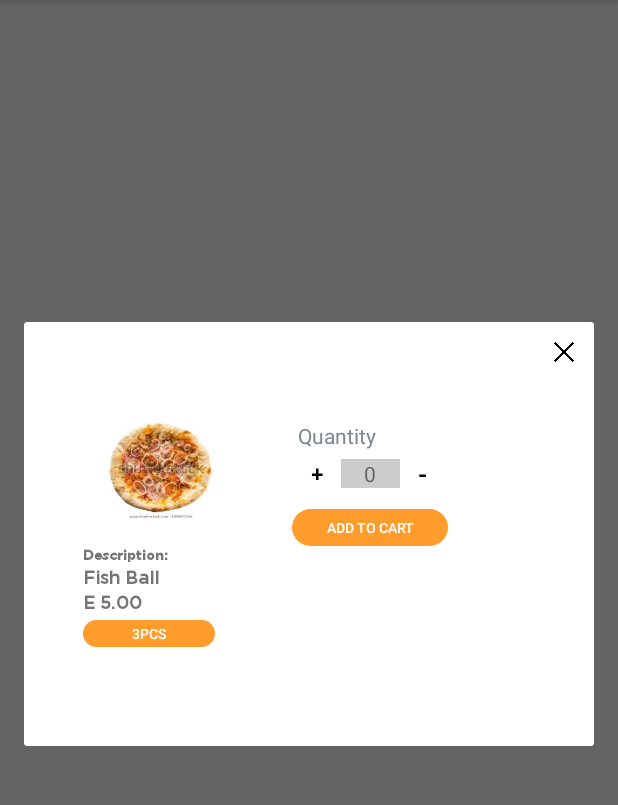
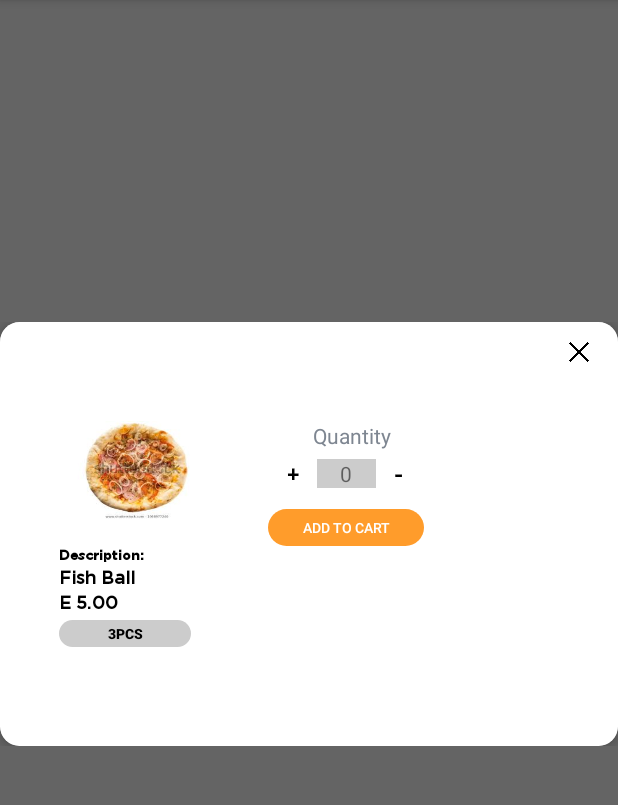
Before and after one commit to alisha-budhathoki/TakeAwayApp, an Android app: the TakeMartActivity screen opened directly, with no data from a screen before it, after a tap on "djhbdhsjd", on a phone screen of 412 x 824 dp, the part 84-889 px from its top. Run offline under Robolectric (Android 15) with nearby library versions, the phone set to English and light mode, and no system bars; our stand-ins replace sdp/ssp sizes.

Commit message:
design implementaion

```diff
--- a/app/src/main/java/com/alisha/takeawayapp/TakeMartActivity.java
+++ b/app/src/main/java/com/alisha/takeawayapp/TakeMartActivity.java
@@ -19,6 +19,7 @@ TextView sdhd;
             @Override
             public void onClick(View v) {
                 CustomDialogClass cdd = new CustomDialogClass(TakeMartActivity.this);
+                cdd.getWindow().setBackgroundDrawable(new ColorDrawable(Color.TRANSPARENT));
 //                cdd.getWindow().setBackgroundDrawable(new ColorDrawable(Color.TRANSPARENT));
                 cdd.show();
             }
--- /dev/null
+++ b/app/src/main/res/drawable/bg_transparent_rounded.xml
@@ -0,0 +1,5 @@
+<?xml version="1.0" encoding="utf-8"?>
+<shape xmlns:android="http://schemas.android.com/apk/res/android">
+    <corners android:radius="10dp" />
+    <solid android:color="#b5ffffff" />
+</shape>
--- /dev/null
+++ b/app/src/main/res/drawable/grey_round.xml
@@ -0,0 +1,19 @@
+<?xml version="1.0" encoding="utf-8"?>
+<layer-list xmlns:android="http://schemas.android.com/apk/res/android">
+    <!-- First part is a gradient -->
+    <item android:left="0dp" android:right="0dp">
+        <shape android:shape="rectangle">
+            <corners android:radius="5dip" />
+
+
+        </shape>
+    </item>
+    <!-- Second part is plain color. Slightly transparent -->
+    <item android:top="1sp" android:bottom="1sp" >
+        <shape android:shape="rectangle">
+            <corners android:radius="20dip" />
+            <solid android:color="@color/lightGrey"/>
+        </shape>
+
+    </item>
+</layer-list>
--- a/app/src/main/res/layout/popup_take_mart.xml
+++ b/app/src/main/res/layout/popup_take_mart.xml
@@ -6,12 +6,15 @@
     android:layout_width="match_parent"
     android:layout_height="wrap_content"
     app:cardElevation="4dp"
+    app:cardCornerRadius="@dimen/_10sdp"
     tools:ignore="ContentDescription">
 
-<RelativeLayout xmlns:android="http://schemas.android.com/apk/res/android"
+<RelativeLayout
+    xmlns:android="http://schemas.android.com/apk/res/android"
     android:orientation="vertical"
     android:layout_width="match_parent"
     android:layout_height="wrap_content"
+    android:background="@drawable/bg_transparent_rounded"
     android:minWidth="25px"
     android:minHeight="25px">
 
@@ -22,7 +25,7 @@
         android:layout_height="@dimen/_10sdp"
         android:layout_alignParentRight="true"
         android:layout_marginTop="@dimen/_10sdp"
-        android:layout_marginRight="@dimen/_10sdp"
+        android:layout_marginRight="@dimen/_15sdp"
         />
 <ImageView
     android:id="@+id/img_item"
@@ -39,7 +42,7 @@
         android:text="Quantity"
         android:textColor="@color/primaryGrey"
         android:layout_toRightOf="@id/img_item"
-        android:layout_marginLeft="@dimen/_30sdp"
+        android:layout_marginLeft="@dimen/_50sdp"
         android:layout_below="@+id/img_cross"
         android:layout_marginTop="@dimen/_30sdp"
 />
@@ -51,7 +54,6 @@
         android:layout_below="@+id/txt_qntity"
         android:layout_toRightOf="@id/img_item"
         android:layout_marginLeft="@dimen/_30sdp"
-        android:layout_marginRight="@dimen/_40sdp"
         android:gravity="center">
 
         <TextView
@@ -87,6 +89,7 @@
     android:layout_toRightOf="@id/img_item"
     android:layout_marginLeft="@dimen/_27sdp"
     android:layout_marginTop="@dimen/_5sdp"
+    android:elevation="50dp"
     android:text="Add to Cart"
     android:textSize="@dimen/_7ssp"
     android:padding="@dimen/_1sdp"
@@ -99,6 +102,7 @@
         style="@style/TextViewStyle"
         android:text="Description:"
         android:textStyle="bold"
+        android:textColor="@color/black"
         android:layout_below="@+id/add_cart"
         android:layout_marginLeft="@dimen/_30sdp"
         android:textSize="@dimen/_7ssp"/>
@@ -109,6 +113,7 @@
         style="@style/TextViewStyle"
         android:text="Fish Ball"
         android:textStyle="bold"
+        android:textColor="@color/black"
         android:layout_below="@+id/desc"
         android:layout_marginLeft="@dimen/_30sdp"
         android:textSize="@dimen/_9ssp"
@@ -122,6 +127,7 @@
         android:layout_below="@+id/desc_cntnt"
         android:layout_marginLeft="@dimen/_30sdp"
         android:textSize="@dimen/_9ssp"
+        android:textColor="@color/black"
         android:layout_marginTop="@dimen/_2sdp"
         />
 
@@ -135,8 +141,9 @@
         android:layout_marginLeft="@dimen/_30sdp"
         android:textSize="@dimen/_7ssp"
         android:padding="@dimen/_1sdp"
-        android:textColor="@color/white"
-        android:background="@drawable/layer_list"
+        android:textColor="@color/black"
+        android:textStyle="bold"
+        android:background="@drawable/grey_round"
         android:layout_marginBottom="@dimen/_50sdp"
         />
 </RelativeLayout>
```
